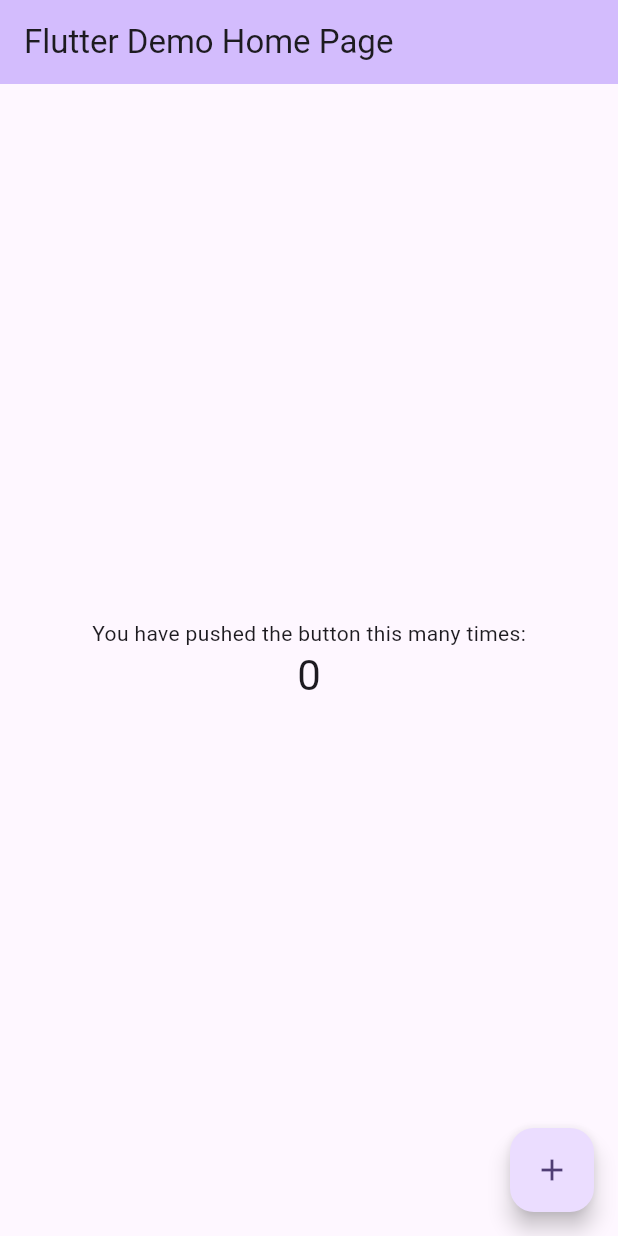
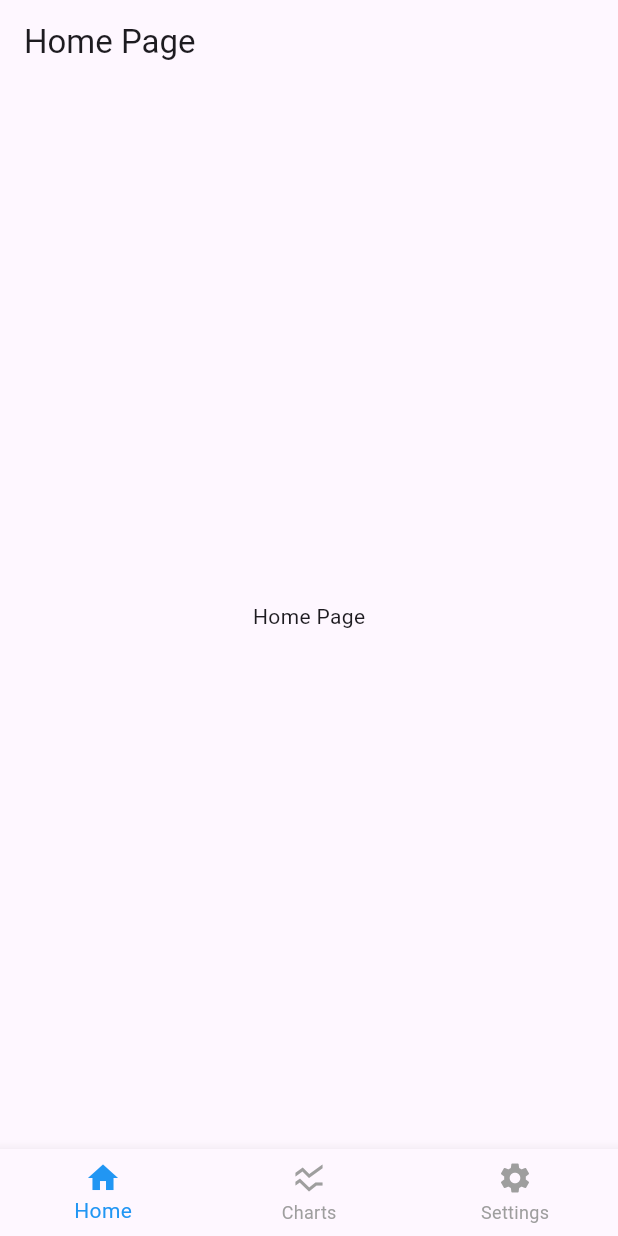
Before and after one commit to kiu-chan/pi_farm, a Flutter app: the screen it shows after launch, on a phone screen of 412 x 824 dp. Run offline on Flutter 3.47's test engine with Material 3 defaults, Android fonts, the phone set to English and light mode, and no system bars; our stand-ins replace firebase_core; accounts and stored records are empty.

Commit message:
khung app

```diff
--- a/lib/main.dart
+++ b/lib/main.dart
@@ -1,128 +1,9 @@
 import 'package:firebase_core/firebase_core.dart';
 import 'package:flutter/material.dart';
+import 'package:pi_farm/src/page/app.dart';
 
 void main() async {
   WidgetsFlutterBinding.ensureInitialized();
   await Firebase.initializeApp();
   runApp(const MyApp());
 }
-
-class MyApp extends StatelessWidget {
-  const MyApp({super.key});
-
-  // This widget is the root of your application.
-  @override
-  Widget build(BuildContext context) {
-    return MaterialApp(
-      title: 'Flutter Demo',
-      theme: ThemeData(
-        // This is the theme of your application.
-        //
-        // TRY THIS: Try running your application with "flutter run". You'll see
-        // the application has a purple toolbar. Then, without quitting the app,
-        // try changing the seedColor in the colorScheme below to Colors.green
-        // and then invoke "hot reload" (save your changes or press the "hot
-        // reload" button in a Flutter-supported IDE, or press "r" if you used
-        // the command line to start the app).
-        //
-        // Notice that the counter didn't reset back to zero; the application
-        // state is not lost during the reload. To reset the state, use hot
-        // restart instead.
-        //
-        // This works for code too, not just values: Most code changes can be
-        // tested with just a hot reload.
-        colorScheme: ColorScheme.fromSeed(seedColor: Colors.deepPurple),
-        useMaterial3: true,
-      ),
-      home: const MyHomePage(title: 'Flutter Demo Home Page'),
-    );
-  }
-}
-
-class MyHomePage extends StatefulWidget {
-  const MyHomePage({super.key, required this.title});
-
-  // This widget is the home page of your application. It is stateful, meaning
-  // that it has a State object (defined below) that contains fields that affect
-  // how it looks.
-
-  // This class is the configuration for the state. It holds the values (in this
-  // case the title) provided by the parent (in this case the App widget) and
-  // used by the build method of the State. Fields in a Widget subclass are
-  // always marked "final".
-
-  final String title;
-
-  @override
-  State<MyHomePage> createState() => _MyHomePageState();
-}
-
-class _MyHomePageState extends State<MyHomePage> {
-  int _counter = 0;
-
-  void _incrementCounter() {
-    setState(() {
-      // This call to setState tells the Flutter framework that something has
-      // changed in this State, which causes it to rerun the build method below
-      // so that the display can reflect the updated values. If we changed
-      // _counter without calling setState(), then the build method would not be
-      // called again, and so nothing would appear to happen.
-      _counter++;
-    });
-  }
-
-  @override
-  Widget build(BuildContext context) {
-    // This method is rerun every time setState is called, for instance as done
-    // by the _incrementCounter method above.
-    //
-    // The Flutter framework has been optimized to make rerunning build methods
-    // fast, so that you can just rebuild anything that needs updating rather
-    // than having to individually change instances of widgets.
-    return Scaffold(
-      appBar: AppBar(
-        // TRY THIS: Try changing the color here to a specific color (to
-        // Colors.amber, perhaps?) and trigger a hot reload to see the AppBar
-        // change color while the other colors stay the same.
-        backgroundColor: Theme.of(context).colorScheme.inversePrimary,
-        // Here we take the value from the MyHomePage object that was created by
-        // the App.build method, and use it to set our appbar title.
-        title: Text(widget.title),
-      ),
-      body: Center(
-        // Center is a layout widget. It takes a single child and positions it
-        // in the middle of the parent.
-        child: Column(
-          // Column is also a layout widget. It takes a list of children and
-          // arranges them vertically. By default, it sizes itself to fit its
-          // children horizontally, and tries to be as tall as its parent.
-          //
-          // Column has various properties to control how it sizes itself and
-          // how it positions its children. Here we use mainAxisAlignment to
-          // center the children vertically; the main axis here is the vertical
-          // axis because Columns are vertical (the cross axis would be
-          // horizontal).
-          //
-          // TRY THIS: Invoke "debug painting" (choose the "Toggle Debug Paint"
-          // action in the IDE, or press "p" in the console), to see the
-          // wireframe for each widget.
-          mainAxisAlignment: MainAxisAlignment.center,
-          children: <Widget>[
-            const Text(
-              'You have pushed the button this many times:',
-            ),
-            Text(
-              '$_counter',
-              style: Theme.of(context).textTheme.headlineMedium,
-            ),
-          ],
-        ),
-      ),
-      floatingActionButton: FloatingActionButton(
-        onPressed: _incrementCounter,
-        tooltip: 'Increment',
-        child: const Icon(Icons.add),
-      ), // This trailing comma makes auto-formatting nicer for build methods.
-    );
-  }
-}
--- /dev/null
+++ b/lib/src/page/app.dart
@@ -0,0 +1,21 @@
+import 'package:flutter/material.dart';
+import 'package:pi_farm/src/page/select_page.dart';
+
+class MyApp extends StatefulWidget {
+  const MyApp({super.key});
+
+  @override
+  State<StatefulWidget> createState() {
+    return _MyAppState();
+  }
+}
+
+class _MyAppState extends State<MyApp> {
+  @override
+  Widget build(BuildContext context) {
+    return const MaterialApp(
+      debugShowCheckedModeBanner: false,
+      home: SelectPage(),
+    );
+  }
+}
--- /dev/null
+++ b/lib/src/page/home/home_page.dart
@@ -0,0 +1,27 @@
+import 'package:flutter/material.dart';
+
+class HomePage extends StatefulWidget {
+  const HomePage({super.key});
+
+  @override
+  HomePageState createState() => HomePageState();
+}
+
+class HomePageState extends State<HomePage> {
+  @override
+  void initState() {
+    super.initState();
+  }
+
+  @override
+  Widget build(BuildContext context) {
+    return Scaffold(
+      appBar: AppBar(
+        title: const Text('Home Page'),
+      ),
+      body: const Center(
+        child: Text('Home Page'),
+      ),
+    );
+  }
+}
--- /dev/null
+++ b/lib/src/page/select_page.dart
@@ -0,0 +1,56 @@
+import 'package:flutter/material.dart';
+import 'package:pi_farm/src/page/home/home_page.dart';
+import 'package:pi_farm/src/page/settings/settings_page.dart';
+
+class SelectPage extends StatefulWidget {
+  const SelectPage({super.key});
+
+  @override
+  SelectPageState createState() => SelectPageState();
+}
+
+class SelectPageState extends State<SelectPage> {
+  int currentindex = 0;
+
+  @override
+  void initState() {
+    super.initState();
+  }
+
+  @override
+  Widget build(BuildContext context) {
+    List<Widget> pages = [
+      const HomePage(),
+      const Placeholder(),
+      const SettingsPage(),
+    ];
+    return Scaffold(
+        body: AnimatedSwitcher(
+          duration: const Duration(milliseconds: 500),
+          child: Container(
+            color: Colors.white,
+            key: ValueKey<int>(currentindex),
+            child: pages[currentindex],
+          ),
+        ),
+        bottomNavigationBar: BottomNavigationBar(
+            onTap: (int index) {
+              setState(() {
+                currentindex = index;
+              });
+            },
+            type: BottomNavigationBarType.fixed,
+            currentIndex: currentindex,
+            selectedItemColor: Colors.blue,
+            unselectedItemColor: Colors.grey,
+            items: const [
+              BottomNavigationBarItem(icon: Icon(Icons.home), label: 'Home'),
+              BottomNavigationBarItem(
+                  icon: Icon(Icons.ssid_chart), label: 'Charts'),
+              BottomNavigationBarItem(
+                icon: Icon(Icons.settings),
+                label: "Settings",
+              ),
+            ]));
+  }
+}
--- /dev/null
+++ b/lib/src/page/settings/settings_page.dart
@@ -0,0 +1,27 @@
+import 'package:flutter/material.dart';
+
+class SettingsPage extends StatefulWidget {
+  const SettingsPage({Key? key});
+
+  @override
+  SettingsPageState createState() => SettingsPageState();
+}
+
+class SettingsPageState extends State<SettingsPage> {
+  @override
+  void initState() {
+    super.initState();
+  }
+
+  @override
+  Widget build(BuildContext context) {
+    return Scaffold(
+      appBar: AppBar(
+        title: const Text('Settings Page'),
+      ),
+      body: const Center(
+        child: Text('Settings Page'),
+      ),
+    );
+  }
+}
```
